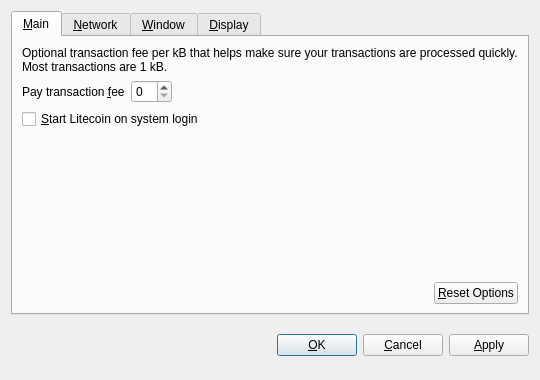
Old version of the form src/qt/forms/optionsdialog.ui in the repository EuphoricCoin/Euphoric-Coin.
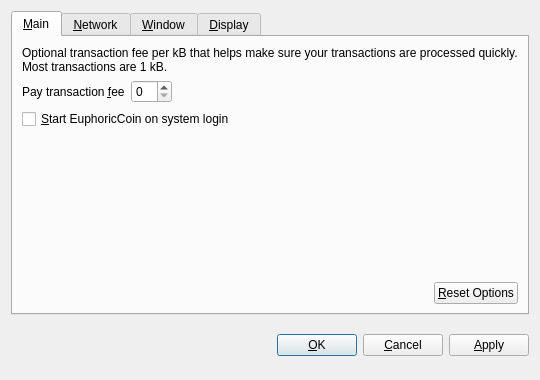
New version of the form. Custom widgets are drawn as their Qt base class.

The edit to the form file:
```diff
--- a/src/qt/forms/optionsdialog.ui
+++ b/src/qt/forms/optionsdialog.ui
@@ -82,7 +82,7 @@
           <string>Automatically start Litecoin after logging in to the system.</string>
          </property>
          <property name="text">
-          <string>&amp;Start Litecoin on system login</string>
+          <string>&amp;Start EuphoricCoin on system login</string>
          </property>
         </widget>
        </item>
```
Left out of the diff: 10 changed lines with no effect on the pictures.
